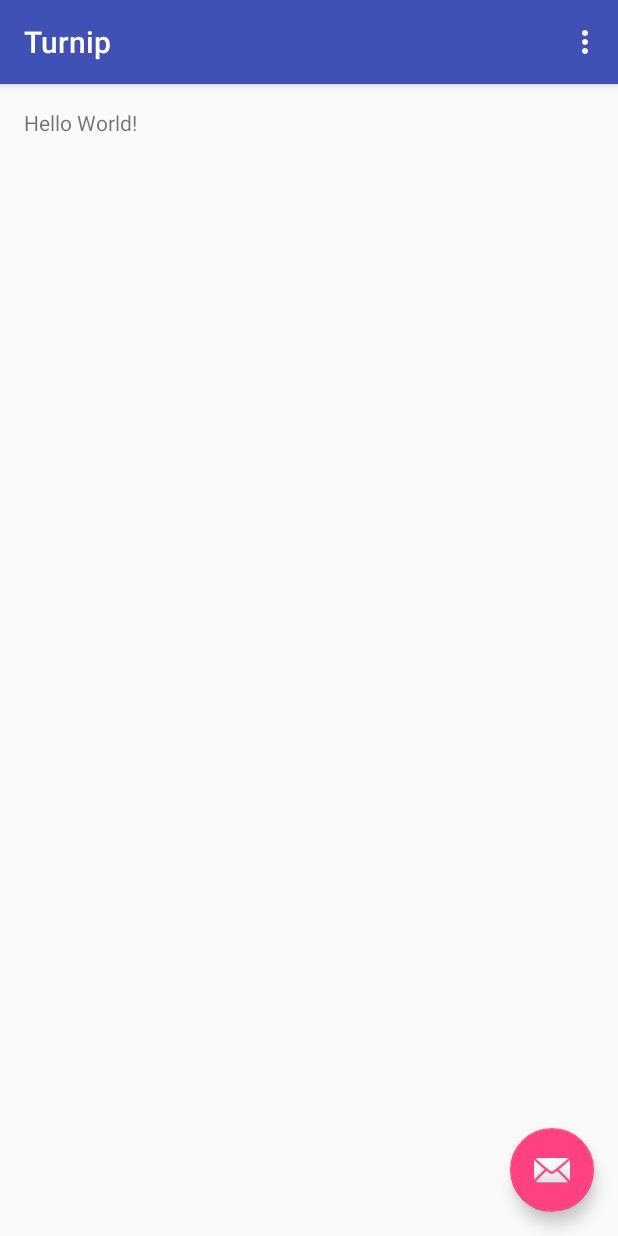
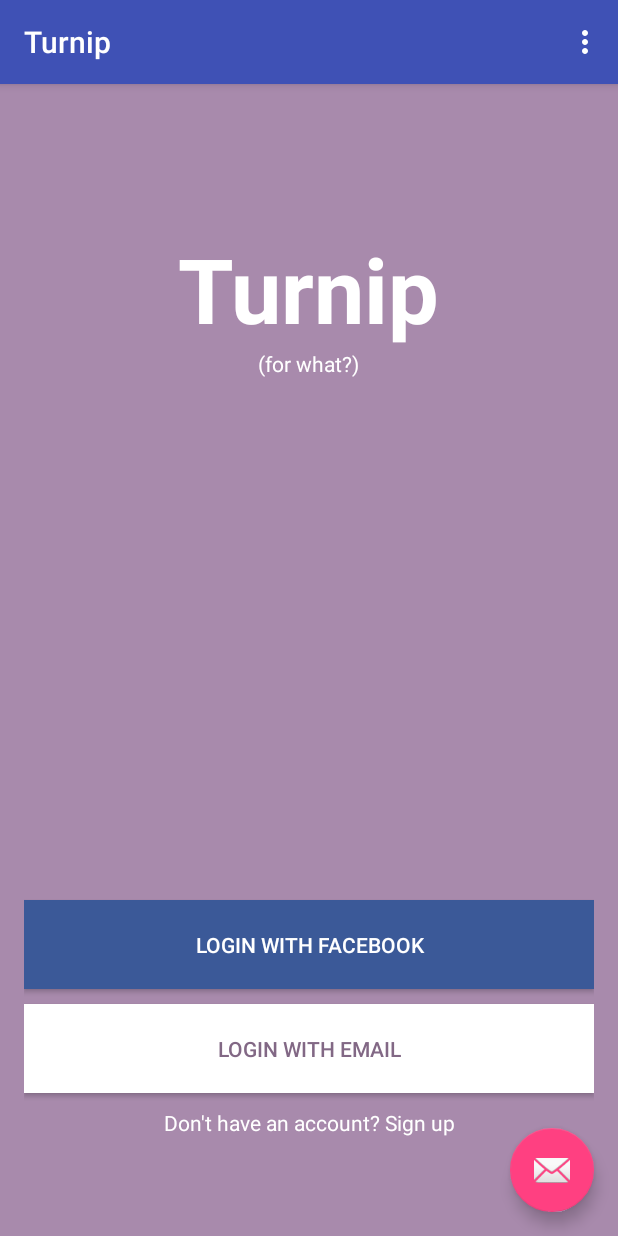
Before and after one commit to TurnipForWhat/Turnip-Android, an Android app: the screen it shows after launch (MainActivity), on a phone screen of 412 x 824 dp. Run offline under Robolectric (Android 15) with nearby library versions, the light colour scheme and no system bars.

Commit message:
Add main screen layout

```diff
--- a/app/src/main/res/layout/content_main.xml
+++ b/app/src/main/res/layout/content_main.xml
@@ -7,8 +7,62 @@
     android:paddingTop="@dimen/activity_vertical_margin"
     android:paddingBottom="@dimen/activity_vertical_margin"
     app:layout_behavior="@string/appbar_scrolling_view_behavior"
-    tools:showIn="@layout/activity_main" tools:context=".MainActivity">
+    android:background="@color/turnipPurple">
 
-    <TextView android:text="Hello World!" android:layout_width="wrap_content"
-        android:layout_height="wrap_content" />
+    <TextView
+        android:layout_width="wrap_content"
+        android:layout_height="wrap_content"
+        android:text="@string/turnipName"
+        android:id="@+id/textView"
+        android:layout_marginTop="80dp"
+        android:textColor="#FFFFFF"
+        android:textSize="60sp"
+        android:textStyle="bold"
+        android:layout_alignParentTop="true"
+        android:layout_centerHorizontal="true" />
+
+    <TextView
+        android:layout_width="wrap_content"
+        android:layout_height="wrap_content"
+        android:text="@string/turnipForWhat"
+        android:id="@+id/textView2"
+        android:layout_below="@+id/textView"
+        android:layout_centerHorizontal="true"
+        android:textColor="@color/white" />
+
+    <Button
+        android:layout_width="match_parent"
+        android:layout_height="wrap_content"
+        android:text="@string/loginWithFacebook"
+        android:id="@+id/button"
+        android:background="@color/facebookBlue"
+        android:textColor="#FFFFFF"
+        android:padding="20dp"
+        android:layout_above="@+id/button2"
+        android:layout_alignParentStart="true"
+        android:layout_marginBottom="10dp" />
+
+    <Button
+        android:layout_width="match_parent"
+        android:layout_height="wrap_content"
+        android:text="@string/loginWithEmail"
+        android:id="@+id/button2"
+        android:background="@color/white"
+        android:textColor="#826885"
+        android:padding="20dp"
+        android:layout_above="@+id/textView3"
+        android:layout_alignParentStart="true"
+        android:layout_marginBottom="10dp" />
+
+    <TextView
+        android:layout_width="match_parent"
+        android:layout_height="wrap_content"
+        android:text="@string/noAccountSignUp"
+        android:id="@+id/textView3"
+        android:textColor="@color/white"
+        android:layout_alignParentBottom="true"
+        android:layout_centerHorizontal="true"
+        android:layout_marginBottom="50dp"
+        android:textAlignment="center" />
+
 </RelativeLayout>
--- a/app/src/main/res/values/colors.xml
+++ b/app/src/main/res/values/colors.xml
@@ -3,4 +3,7 @@
     <color name="colorPrimary">#3F51B5</color>
     <color name="colorPrimaryDark">#303F9F</color>
     <color name="colorAccent">#FF4081</color>
+    <color name="turnipPurple">#A88AAC</color>
+    <color name="white">#FFFFFF</color>
+    <color name="facebookBlue">#3B5998</color>
 </resources>
--- a/app/src/main/res/values/strings.xml
+++ b/app/src/main/res/values/strings.xml
@@ -1,4 +1,9 @@
 <resources>
     <string name="app_name">Turnip</string>
     <string name="action_settings">Settings</string>
+    <string name="turnipName">Turnip</string>
+    <string name="loginWithFacebook">Login with Facebook</string>
+    <string name="loginWithEmail">Login with email</string>
+    <string name="noAccountSignUp">Don\'t have an account? Sign up</string>
+    <string name="turnipForWhat">(for what?)</string>
 </resources>
```
